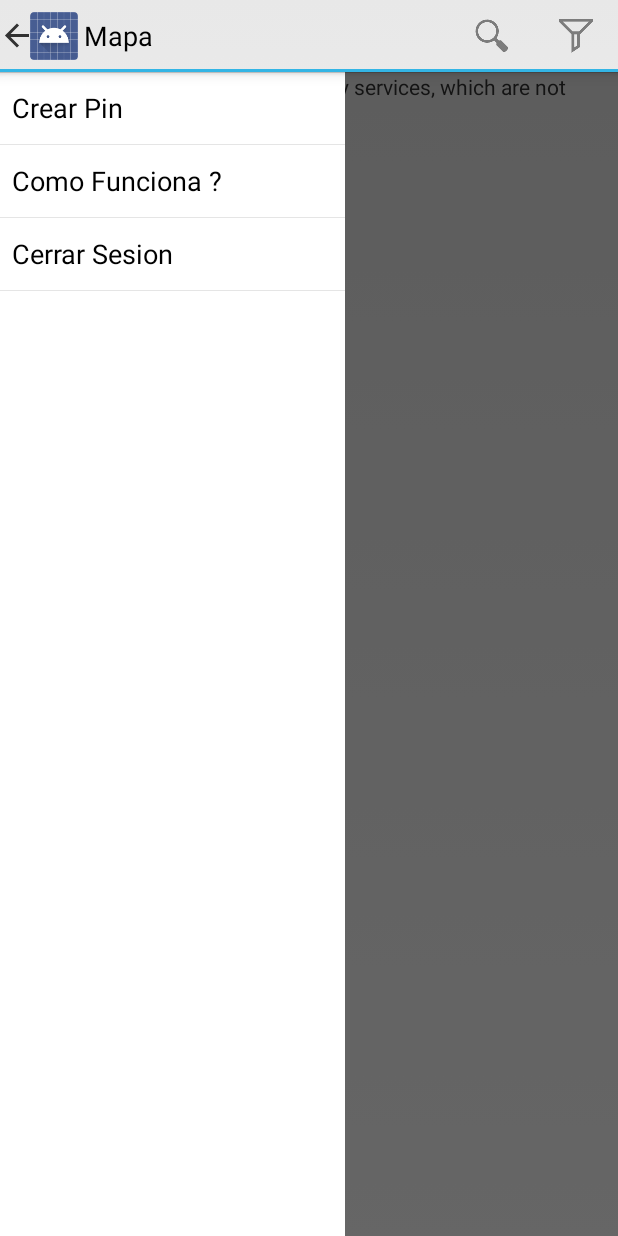
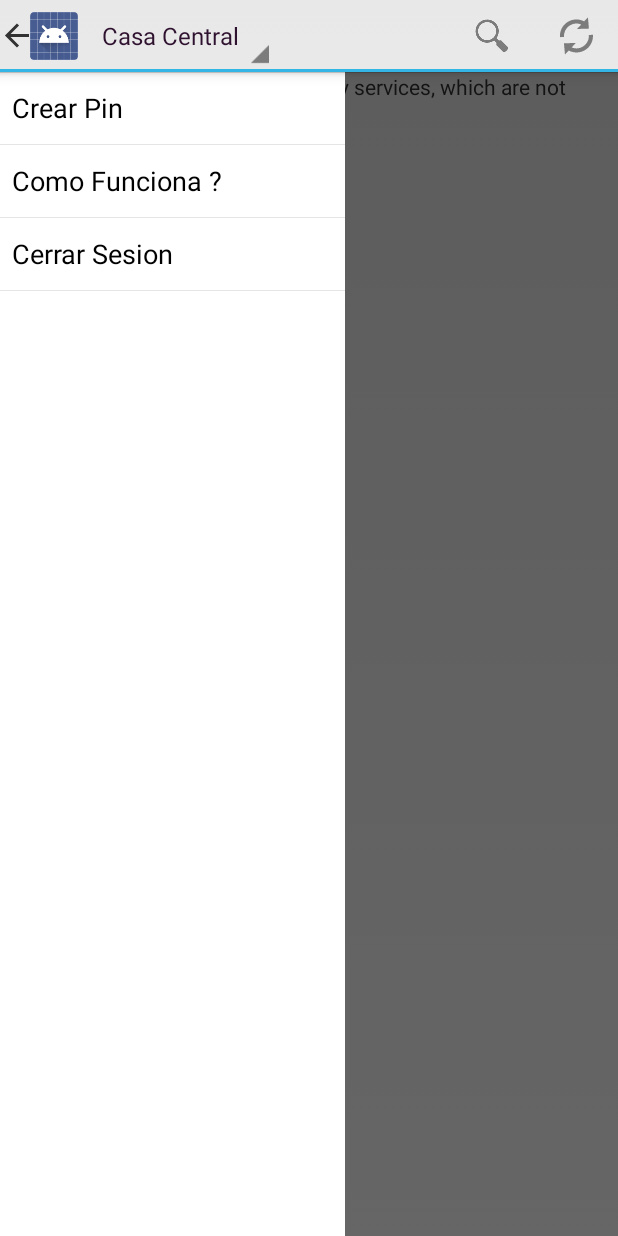
Before and after one commit to C-Aguirre017/Book-It, an Android app: the Central screen opened directly, with no data from a screen before it, with the side drawer open, on a phone screen of 412 x 824 dp. Run offline under Robolectric (Android 15) with nearby library versions, the phone set to English and light mode, and no system bars; libraries missing offline, so code that uses them is left out: com.facebook; 2 statements that could not run were skipped.

Commit message:
Actualizar Manual y Campus

```diff
--- a/Aplicacion Android Studio/app/src/main/java/proyecto/proyectobookit/Central.java
+++ b/Aplicacion Android Studio/app/src/main/java/proyecto/proyectobookit/Central.java
@@ -30,6 +30,7 @@ import android.widget.Button;
 import android.widget.EditText;
 import android.widget.ListView;
 import android.widget.RelativeLayout;
+import android.widget.SpinnerAdapter;
 import android.widget.Toast;
 
 import com.google.android.gms.maps.CameraUpdate;
@@ -65,9 +66,6 @@ public class Central extends Activity implements GoogleMap.OnMapClickListener, G
     RelativeLayout leftRL;
     DrawerLayout drawerLayout;
 
-    //MarkerOptions
-    List<MarkerOptions> Maps_Markers = new ArrayList<MarkerOptions>();
-
     private Menu menu;
     private MenuItem Menu_SearchItem = null;
     private EditText EditText_Search = null;
@@ -79,13 +77,72 @@ public class Central extends Activity implements GoogleMap.OnMapClickListener, G
         super.onCreate(savedInstanceState);
         setContentView(R.layout.activity_central);
 
-        getActionBar().setDisplayHomeAsUpEnabled(true);
+        //Configurar Action Bar
 
+        SpinnerAdapter adapter = ArrayAdapter.createFromResource(this, R.array.actionbar_campus,android.R.layout.simple_spinner_dropdown_item);
+
+        ActionBar.OnNavigationListener callback = new ActionBar.OnNavigationListener() {
+
+            String[] items = getResources().getStringArray(R.array.actionbar_campus); // List items from res
+
+            @Override
+            public boolean onNavigationItemSelected(int position, long id) {
+
+                // Do stuff when navigation item is selected
+
+                Toast.makeText(getBaseContext(),items[position],Toast.LENGTH_LONG);
+                if(Mapas != null) {
+                    if (items[position].toLowerCase().equals("san joaquín")) {
+
+                        LatLng latLng = new LatLng(-33.498444, -70.611722);
+                        CameraUpdate cameraUpdate = CameraUpdateFactory.newLatLngZoom(latLng, 16);
+                        Mapas.animateCamera(cameraUpdate);
+                    }
+                    else if (items[position].toLowerCase().equals("casa central")) {
+
+                        LatLng latLng = new LatLng(-33.440809, -70.640764);
+                        CameraUpdate cameraUpdate = CameraUpdateFactory.newLatLngZoom(latLng, 17);
+                        Mapas.animateCamera(cameraUpdate);
+                    }
+                    else if (items[position].toLowerCase().equals("lo contador")) {
+
+                        LatLng latLng = new LatLng(-33.419428, -70.618574);
+                        CameraUpdate cameraUpdate = CameraUpdateFactory.newLatLngZoom(latLng, 17);
+                        Mapas.animateCamera(cameraUpdate);
+                    }
+                    else if (items[position].toLowerCase().equals("oriente")) {
+
+                        LatLng latLng = new LatLng(-33.437226, -70.623899);
+                        CameraUpdate cameraUpdate = CameraUpdateFactory.newLatLngZoom(latLng, 17);
+                        Mapas.animateCamera(cameraUpdate);
+                    }
+                    else if (items[position].toLowerCase().equals("villarica")) {
+
+                        LatLng latLng = new LatLng(-38.738457, -72.601795);
+                        CameraUpdate cameraUpdate = CameraUpdateFactory.newLatLngZoom(latLng, 16);
+                        Mapas.animateCamera(cameraUpdate);
+                    }
+                }
+
+                return true;
+
+            }
+
+        };
+
+
+        ActionBar actions = getActionBar();
+        try{ actions.setNavigationMode(ActionBar.NAVIGATION_MODE_LIST);}catch (Exception e){}
+        actions.setDisplayHomeAsUpEnabled(true);
+        actions.setDisplayShowTitleEnabled(false);
+        try{actions.setListNavigationCallbacks(adapter, callback);}catch (Exception e){}
+
+
+
+        //Configurar List View
         leftRL = (RelativeLayout)findViewById(R.id.LeftDrawer);
         drawerLayout = (DrawerLayout)findViewById(R.id.activity_central2);
-
         String[] NombreOpciones = {"Crear Pin","Como Funciona ?","Cerrar Sesion"};
-
         ListView ListaOpciones = (ListView)findViewById(R.id.ListaOpcionesCentral);
         ArrayAdapter<String> adaptador = new ArrayAdapter<String>(this, android.R.layout.simple_list_item_1, NombreOpciones);
         ListaOpciones.setAdapter(adaptador);
@@ -106,23 +163,17 @@ public class Central extends Activity implements GoogleMap.OnMapClickListener, G
             }
         });
 
+        //Configurar Mapa
         try {
             if(null == Mapas){
                 Mapas = ((MapFragment) getFragmentManager().findFragmentById(
                         R.id.mapView)).getMap();
                 Mapas.setMyLocationEnabled(true);
                 Mapas.setMapType(GoogleMap.MAP_TYPE_SATELLITE);
+                Mapas.setBuildingsEnabled(true);
                 Mapas.setOnMarkerClickListener(this);
                 Mapas.setOnMapLongClickListener(this);
 
-                LatLng latLng = new LatLng(-33.498444, -70.611722);
-                CameraUpdate cameraUpdate = CameraUpdateFactory.newLatLngZoom(latLng, 17);
-                Mapas.animateCamera(cameraUpdate);
-
-                /**
-                 * If the map is still null after attempted initialisation,
-                 * show an error to the user
-                 */
                 if(null == Mapas) {
                     Toast.makeText(getApplicationContext(),
                             "Error creating map",Toast.LENGTH_SHORT).show();
@@ -138,26 +189,7 @@ public class Central extends Activity implements GoogleMap.OnMapClickListener, G
     public void onResume() {
         super.onResume();
 
-        // Connect the client.
-        if(Mapas != null){
-            if(Mapas.getMyLocation()!=null){
-                LatLng latLng = new LatLng(Mapas.getMyLocation().getLatitude(), Mapas.getMyLocation().getLongitude());
-                CameraUpdate cameraUpdate = CameraUpdateFactory.newLatLngZoom(latLng, 17);
-                Mapas.animateCamera(cameraUpdate);
-            }
-        }
-
-        //Pedir todos los Pins
-        //Aca hay q filtar segun lo q se busca por ejemplo si se busca ramo calculo II poner algo
-
-        Mapas.clear();
-        if (Build.VERSION.SDK_INT >= 11) {
-            //--post GB use serial executor by default --
-            new HttpAsyncTask().executeOnExecutor(AsyncTask.THREAD_POOL_EXECUTOR,"http://pinit-api.herokuapp.com/pins.json");
-        } else {
-            //--GB uses ThreadPoolExecutor by default--
-            new HttpAsyncTask().execute("http://pinit-api.herokuapp.com/pins.json");
-        }
+         Actualizar();
     }
 
     @Override
@@ -224,15 +256,7 @@ public class Central extends Activity implements GoogleMap.OnMapClickListener, G
             public void afterTextChanged( Editable s )
             {
                 Button_Delete.setVisibility( s.length() > 0 ? View.VISIBLE : View.GONE );
-
-                Mapas.clear();
-                if (Build.VERSION.SDK_INT >= 11) {
-                    //--post GB use serial executor by default --
-                    new HttpAsyncTask().executeOnExecutor(AsyncTask.THREAD_POOL_EXECUTOR,"http://pinit-api.herokuapp.com/pins.json");
-                } else {
-                    //--GB uses ThreadPoolExecutor by default--
-                    new HttpAsyncTask().execute("http://pinit-api.herokuapp.com/pins.json");
-                }
+                Actualizar();
             }
         } );
 
@@ -250,7 +274,21 @@ public class Central extends Activity implements GoogleMap.OnMapClickListener, G
             onLeft(null);
             return true;
         }
+        else if(id== R.id.menucentral_refresh){
+            Actualizar();
+        }
         return super.onOptionsItemSelected(item);
+    }
+
+    private void Actualizar() {
+        Mapas.clear();
+        if (Build.VERSION.SDK_INT >= 11) {
+            //--post GB use serial executor by default --
+            new HttpAsyncTask().executeOnExecutor(AsyncTask.THREAD_POOL_EXECUTOR,"http://pinit-api.herokuapp.com/pins.json");
+        } else {
+            //--GB uses ThreadPoolExecutor by default--
+            new HttpAsyncTask().execute("http://pinit-api.herokuapp.com/pins.json");
+        }
     }
 
     public  void onLeft(View view)
@@ -463,7 +501,6 @@ public class Central extends Activity implements GoogleMap.OnMapClickListener, G
     }
 
     //AsyncTasks
-
     private class HttpAsyncTask extends AsyncTask<String, Void, String> {
         @Override
         protected String doInBackground(String... urls) {
@@ -742,14 +779,6 @@ public class Central extends Activity implements GoogleMap.OnMapClickListener, G
             else{
                 Toast.makeText(getBaseContext(),"Ocurrio un Error", Toast.LENGTH_LONG).show();
             }
-
-            if (Build.VERSION.SDK_INT >= 11) {
-                //--post GB use serial executor by default --
-                new HttpAsyncTask().executeOnExecutor(AsyncTask.THREAD_POOL_EXECUTOR,"http://pinit-api.herokuapp.com/pins.json");
-            } else {
-                //--GB uses ThreadPoolExecutor by default--
-                new HttpAsyncTask().execute("http://pinit-api.herokuapp.com/pins.json");
-            }
         }
     }
 
--- a/Aplicacion Android Studio/app/src/main/res/layout/activity_inicio.xml
+++ b/Aplicacion Android Studio/app/src/main/res/layout/activity_inicio.xml
@@ -41,7 +41,8 @@
                 android:layout_width="wrap_content"
                 android:layout_height="0dp"
                 android:layout_gravity="center_horizontal"
-                android:layout_marginTop="100dp"
+                android:layout_marginTop="30dp"
+                android:layout_marginBottom="70dp"
                 android:layout_weight="0.08"
                 login_text="Login with Facebook"
                 logout_text="Logout"
--- a/Aplicacion Android Studio/app/src/main/res/menu/menu_central.xml
+++ b/Aplicacion Android Studio/app/src/main/res/menu/menu_central.xml
@@ -4,12 +4,12 @@
         android:icon="@drawable/ic_action_search"
         android:showAsAction="ifRoom|collapseActionView"
         android:actionLayout="@layout/search_layout"
-        android:title="Buscar">
+        android:title="Buscar Cursos">
     </item>
 
     <item
-        android:id="@+id/menucentral_filter"
-        android:icon="@drawable/ic_action"
-        android:showAsAction="ifRoom"
-        android:title="filter"></item>
+        android:id="@+id/menucentral_refresh"
+        android:icon="@drawable/ic_action_refresh"
+        android:showAsAction="always"
+        android:title="Actualizar"></item>
 </menu>
--- a/Aplicacion Android Studio/app/src/main/res/values/strings.xml
+++ b/Aplicacion Android Studio/app/src/main/res/values/strings.xml
@@ -64,4 +64,13 @@
     <!-- FB Configuracion -->
     <string name="facebook_app_id">1396273664015950</string>
 
+    <!--Action Bar -->
+    <string-array name="actionbar_campus">
+        <item>Casa Central</item>
+        <item>Lo Contador</item>
+        <item>Oriente</item>
+        <item>San Joaquín</item>
+        <item>Villarica</item>
+    </string-array>
+
 </resources>
```
Also changed, not shown: Aplicacion Android Studio/app/src/main/java/proyecto/proyectobookit/CrearMarker.java (+1 -22 lines), Aplicacion Android Studio/app/src/main/res/drawable-hdpi/ic_action_refresh.png (added), Aplicacion Android Studio/app/src/main/res/drawable-mdpi/ic_action_refresh.png (added), Aplicacion Android Studio/app/src/main/res/drawable-xhdpi/ic_action_refresh.png (added), Aplicacion Android Studio/app/src/main/res/drawable-xxhdpi/ic_action_refresh.png (added).
